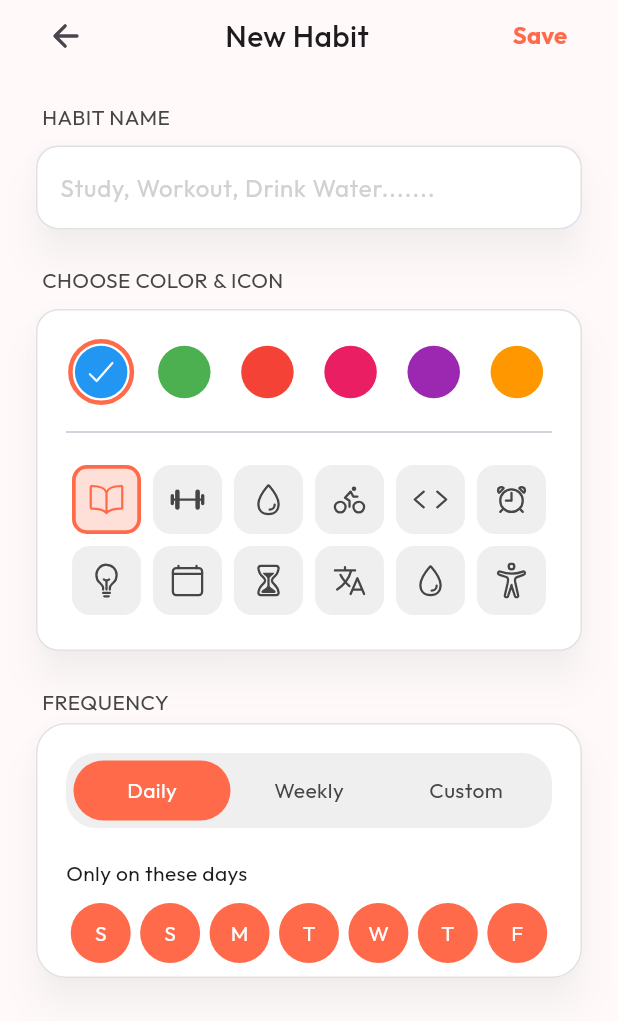
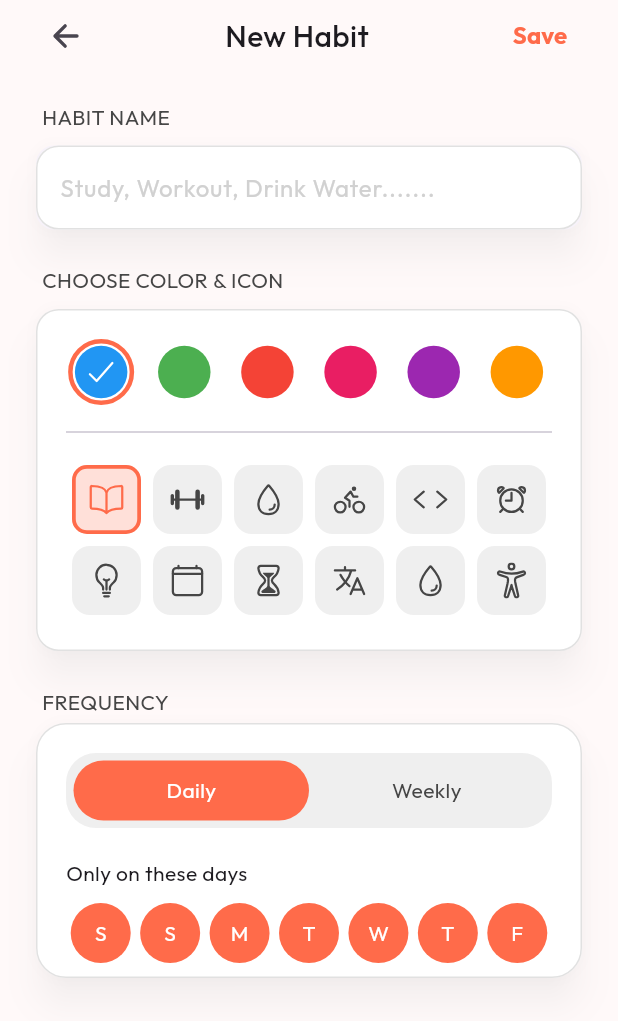
Before and after one commit to Preetham-Prasad-S/habit_tracker, a Flutter app: the HabitFormScreen screen opened directly, on a phone screen of 412 x 824 dp. Shown: the top 1021 px of the screen. Run offline on Flutter 3.47's test engine with Material 3 defaults, Android fonts, the phone set to English and light mode, and no system bars; our stand-ins replace get, google_fonts, ionicons, sqflite; accounts and stored records are empty.

Commit message:
Added the daily and weekly toggle to the habit form screen (functionality)

```diff
--- a/lib/features/habit/presentation/widgets/frequency_widget.dart
+++ b/lib/features/habit/presentation/widgets/frequency_widget.dart
@@ -10,11 +10,13 @@ class FrequencyWidget extends StatefulWidget {
 }
 
 class _FrequencyWidgetState extends State<FrequencyWidget> {
-  int selectedIndex = 0;
+  int selectedType = 0;
 
-  final List<String> selectedDays = const ["S", "S", "M", "T", "W", "T", "F"];
+  List<int> selectedDays = [];
 
-  final List<String> frequencyTypes = const ["Daily", "Weekly", "Custom"];
+  final List<String> availableDays = const ["S", "S", "M", "T", "W", "T", "F"];
+
+  final List<String> frequencyTypes = const ["Daily", "Weekly"];
 
   @override
   Widget build(BuildContext context) {
@@ -54,11 +56,14 @@ class _FrequencyWidgetState extends State<FrequencyWidget> {
                         (index) => Expanded(
                           child: GestureDetector(
                             onTap: () => setState(() {
-                              selectedIndex = index;
+                              selectedType = index;
+                              if (selectedType == 0) {
+                                selectedDays.clear();
+                              }
                             }),
                             child: Container(
                               decoration: BoxDecoration(
-                                color: selectedIndex == index
+                                color: selectedType == index
                                     ? AppColors.primaryColor
                                     : Colors.transparent,
                                 borderRadius: BorderRadius.all(
@@ -72,7 +77,7 @@ class _FrequencyWidgetState extends State<FrequencyWidget> {
                                 child: Text(
                                   frequencyTypes[index],
                                   style: TextStyle(
-                                    color: selectedIndex == index
+                                    color: selectedType == index
                                         ? AppColors.whiteColor
                                         : AppColors.greyBackdropColorDark,
                                   ),
@@ -88,24 +93,10 @@ class _FrequencyWidgetState extends State<FrequencyWidget> {
 
                 const Text("Only on these days"),
                 const SizedBox(height: 10),
-                Row(
-                  mainAxisAlignment: MainAxisAlignment.spaceAround,
-                  children: List.generate(
-                    selectedDays.length,
-                    (index) => Container(
-                      width: 40,
-                      height: 40,
-                      decoration: BoxDecoration(
-                        shape: BoxShape.circle,
-                        color: AppColors.primaryColor,
-                      ),
-                      alignment: Alignment.center,
-                      child: Text(
-                        selectedDays[index],
-                        style: TextStyle(color: AppColors.whiteColor),
-                      ),
-                    ),
-                  ),
+                AvailableDaysWidget(
+                  selecteDays: selectedDays,
+                  availableDays: availableDays,
+                  selectedType: selectedType,
                 ),
                 const SizedBox(height: 10),
               ],
@@ -116,3 +107,61 @@ class _FrequencyWidgetState extends State<FrequencyWidget> {
     );
   }
 }
+
+class AvailableDaysWidget extends StatefulWidget {
+  const AvailableDaysWidget({
+    super.key,
+    required this.availableDays,
+    required this.selectedType,
+    required this.selecteDays,
+  });
+
+  final List<int> selecteDays;
+  final List<String> availableDays;
+  final int selectedType;
+
+  @override
+  State<AvailableDaysWidget> createState() => _AvailableDaysWidgetState();
+}
+
+class _AvailableDaysWidgetState extends State<AvailableDaysWidget> {
+  @override
+  Widget build(BuildContext context) {
+    return Row(
+      mainAxisAlignment: MainAxisAlignment.spaceAround,
+      children: List.generate(
+        widget.availableDays.length,
+        (index) => GestureDetector(
+          onTap: () {
+            setState(() {
+              if (widget.selectedType != 0) {
+                if (widget.selecteDays.contains(index)) {
+                  widget.selecteDays.remove(index);
+                } else {
+                  widget.selecteDays.add(index);
+                }
+              }
+            });
+          },
+          child: Container(
+            width: 40,
+            height: 40,
+            decoration: BoxDecoration(
+              shape: BoxShape.circle,
+              color: widget.selectedType != 0
+                  ? widget.selecteDays.contains(index)
+                        ? AppColors.primaryColor
+                        : AppColors.greyBackdropColorMedium
+                  : AppColors.primaryColor,
+            ),
+            alignment: Alignment.center,
+            child: Text(
+              widget.availableDays[index],
+              style: TextStyle(color: AppColors.whiteColor),
+            ),
+          ),
+        ),
+      ),
+    );
+  }
+}
```
